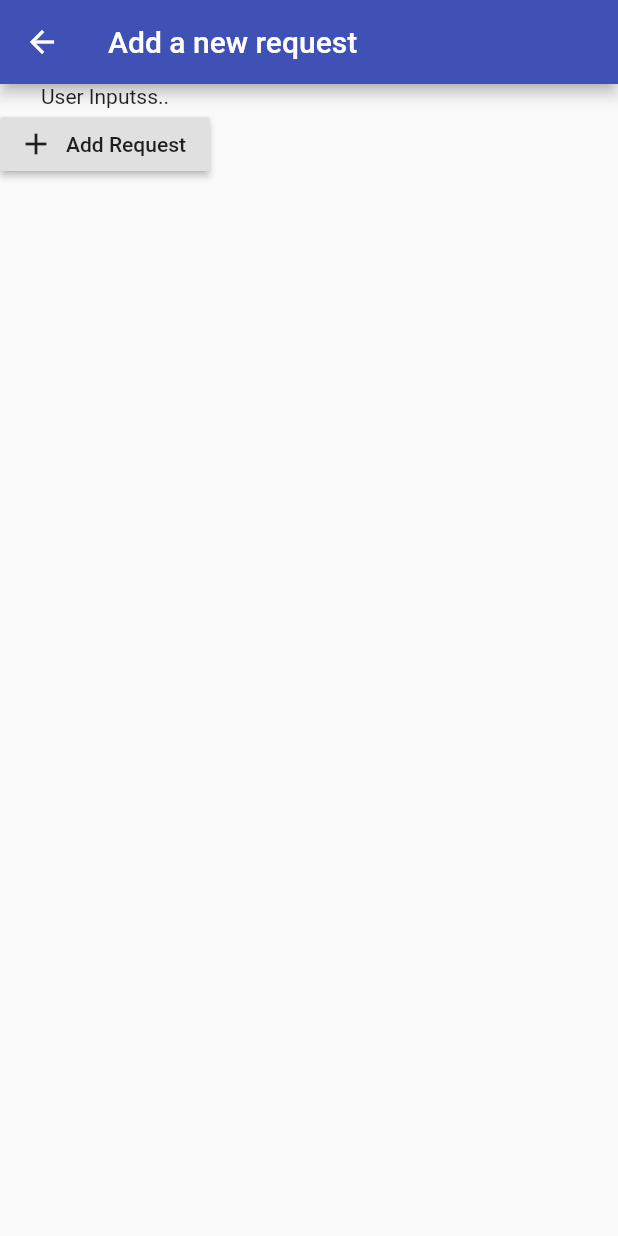
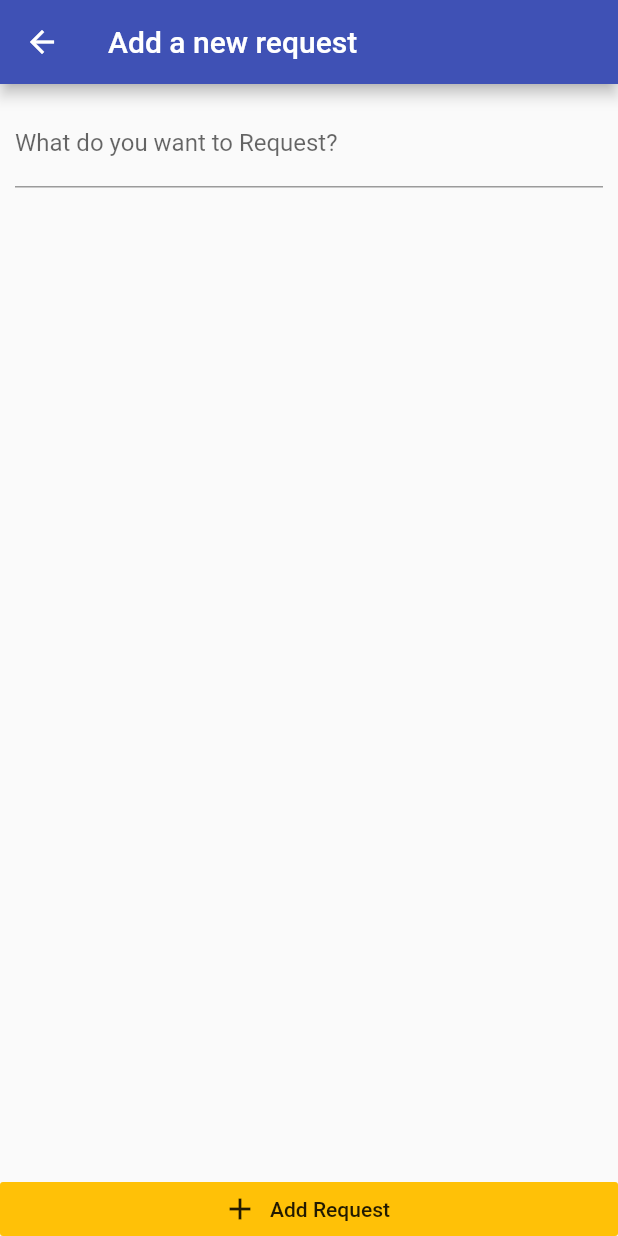
Before and after one commit to esther-joseph/CSCE_482_Campus_Requester, a Flutter app: the AddBoardScreen screen opened by its route, on a phone screen of 412 x 824 dp. Run offline on Flutter 3.47's test engine with Material 2 defaults, Android fonts, the phone set to English and light mode, and no system bars.

Commit message:
added add board screen

```diff
--- a/UI/requester/lib/screens/add_board_screen.dart
+++ b/UI/requester/lib/screens/add_board_screen.dart
@@ -7,6 +7,8 @@ class AddBoardScreen extends StatefulWidget {
 }
 
 class _AddBoardScreenState extends State<AddBoardScreen> {
+  final _requestController = TextEditingController();
+
   @override
   Widget build(BuildContext context) {
     return Scaffold(
@@ -14,12 +16,31 @@ class _AddBoardScreenState extends State<AddBoardScreen> {
         title: Text('Add a new request'),
       ),
       body: Column(
+        crossAxisAlignment: CrossAxisAlignment.stretch,
         children: <Widget>[
-          Text('User Inputss..'),
+          Expanded(
+            child: SingleChildScrollView(
+              child: Padding(
+                padding: const EdgeInsets.all(10.0),
+                child: Column(
+                  children: <Widget>[
+                    TextField(
+                      decoration: InputDecoration(
+                          labelText: 'What do you want to Request?'),
+                      controller: _requestController,
+                    ),
+                  ],
+                ),
+              ),
+            ),
+          ),
           RaisedButton.icon(
             icon: Icon(Icons.add),
             label: Text('Add Request'),
             onPressed: () {},
+            elevation: 0,
+            materialTapTargetSize: MaterialTapTargetSize.shrinkWrap,
+            color: Theme.of(context).accentColor,
           ),
         ],
       ),
```
